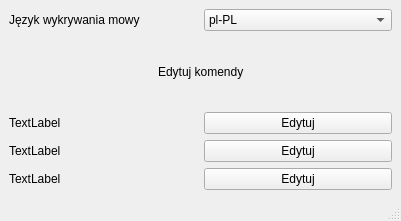
First picture: the form in ui/Settings.ui, repository janinainfa/mex-assistant, before the edit.
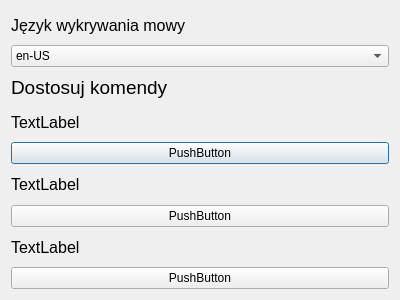
Second picture: the form after the edit.

Commit message: created settings window, renamed voice_operations.py to mex_functions.py and moved loadConfig() there

The edit to the form file:
```diff
--- a/ui/Settings.ui
+++ b/ui/Settings.ui
@@ -1,141 +1,139 @@
 <?xml version="1.0" encoding="UTF-8"?>
 <ui version="4.0">
- <class>MainWindow</class>
- <widget class="QMainWindow" name="MainWindow">
+ <class>Settings</class>
+ <widget class="QDialog" name="Settings">
   <property name="geometry">
    <rect>
     <x>0</x>
     <y>0</y>
-    <width>401</width>
-    <height>221</height>
+    <width>400</width>
+    <height>300</height>
    </rect>
   </property>
   <property name="windowTitle">
    <string>Settings</string>
   </property>
-  <widget class="QWidget" name="centralwidget">
    <layout class="QVBoxLayout" name="verticalLayout">
     <item>
-     <layout class="QHBoxLayout" name="horizontalLayout">
-      <item>
        <widget class="QLabel" name="label">
+     <property name="font">
+      <font>
+       <pointsize>12</pointsize>
+      </font>
+     </property>
         <property name="text">
          <string>Język wykrywania mowy</string>
         </property>
-       </widget>
-      </item>
-      <item>
-       <widget class="QComboBox" name="langBox">
-        <item>
-         <property name="text">
-          <string>pl-PL</string>
-         </property>
-        </item>
+     <property name="class" stdset="0">
+      <string>command_label</string>
+     </property>
+    </widget>
+   </item>
+   <item>
+    <widget class="QComboBox" name="comboBox">
         <item>
          <property name="text">
           <string>en-US</string>
          </property>
         </item>
-       </widget>
-      </item>
-     </layout>
-    </item>
-    <item>
-     <layout class="QHBoxLayout" name="horizontalLayout_2">
-      <item>
-       <spacer name="horizontalSpacer">
-        <property name="orientation">
-         <enum>Qt::Horizontal</enum>
-        </property>
-        <property name="sizeHint" stdset="0">
-         <size>
-          <width>40</width>
-          <height>20</height>
-         </size>
-        </property>
-       </spacer>
+     <item>
+      <property name="text">
+       <string>pl-PL</string>
+      </property>
+     </item>
+    </widget>
       </item>
       <item>
        <widget class="QLabel" name="label_5">
+     <property name="font">
+      <font>
+       <pointsize>14</pointsize>
+      </font>
+     </property>
         <property name="text">
-         <string>Edytuj komendy</string>
+      <string>Dostosuj komendy</string>
+     </property>
+     <property name="class" stdset="0">
+      <string notr="true">header</string>
         </property>
        </widget>
       </item>
       <item>
-       <spacer name="horizontalSpacer_2">
-        <property name="orientation">
-         <enum>Qt::Horizontal</enum>
-        </property>
-        <property name="sizeHint" stdset="0">
-         <size>
-          <width>40</width>
-          <height>20</height>
-         </size>
-        </property>
-       </spacer>
-      </item>
-     </layout>
-    </item>
-    <item>
-     <layout class="QGridLayout" name="gridLayout_4">
-      <item row="0" column="0">
        <widget class="QLabel" name="label_2">
+     <property name="font">
+      <font>
+       <pointsize>12</pointsize>
+      </font>
+     </property>
         <property name="text">
          <string>TextLabel</string>
         </property>
-       </widget>
-      </item>
-      <item row="0" column="1">
+     <property name="class" stdset="0">
+      <string>command_label</string>
+     </property>
+    </widget>
+   </item>
+   <item>
        <widget class="QPushButton" name="pushButton">
         <property name="text">
-         <string>Edytuj</string>
+      <string>PushButton</string>
+     </property>
+     <property name="class" stdset="0">
+      <string>command_button</string>
         </property>
        </widget>
       </item>
-      <item row="1" column="0">
+   <item>
        <widget class="QLabel" name="label_3">
+     <property name="font">
+      <font>
+       <pointsize>12</pointsize>
+      </font>
+     </property>
         <property name="text">
          <string>TextLabel</string>
         </property>
-       </widget>
-      </item>
-      <item row="1" column="1">
+     <property name="class" stdset="0">
+      <string>command_label</string>
+     </property>
+    </widget>
+   </item>
+   <item>
        <widget class="QPushButton" name="pushButton_2">
         <property name="text">
-         <string>Edytuj</string>
+      <string>PushButton</string>
+     </property>
+     <property name="class" stdset="0">
+      <string>command_button</string>
         </property>
        </widget>
       </item>
-      <item row="2" column="0">
+   <item>
        <widget class="QLabel" name="label_4">
+     <property name="font">
+      <font>
+       <pointsize>12</pointsize>
+      </font>
+     </property>
         <property name="text">
          <string>TextLabel</string>
         </property>
-       </widget>
-      </item>
-      <item row="2" column="1">
+     <property name="class" stdset="0">
+      <string>command_label</string>
+     </property>
+    </widget>
+   </item>
+   <item>
        <widget class="QPushButton" name="pushButton_3">
         <property name="text">
-         <string>Edytuj</string>
-        </property>
+      <string>PushButton</string>
+     </property>
+     <property name="class" stdset="0">
+      <string>command_button</string>
+     </property>
        </widget>
       </item>
      </layout>
-    </item>
-   </layout>
-  </widget>
-  <widget class="QMenuBar" name="menubar">
-   <property name="geometry">
-    <rect>
-     <x>0</x>
-     <y>0</y>
-     <width>401</width>
-     <height>24</height>
-    </rect>
-   </property>
-  </widget>
-  <widget class="QStatusBar" name="statusbar"/>
  </widget>
  <resources/>
  <connections/>
```
Left out of the diff: 2 changed lines with no effect on the pictures. Lines whose indentation alone changed are shown as unchanged. The commit also changes 11 other files.
